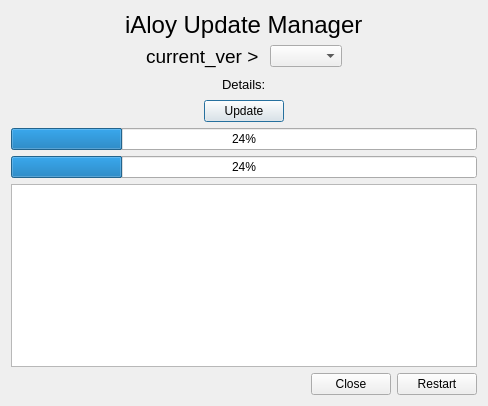
arghyabi/iAloy_old_desktop_app, file resource/ui/update_manager.ui: the form before one commit.
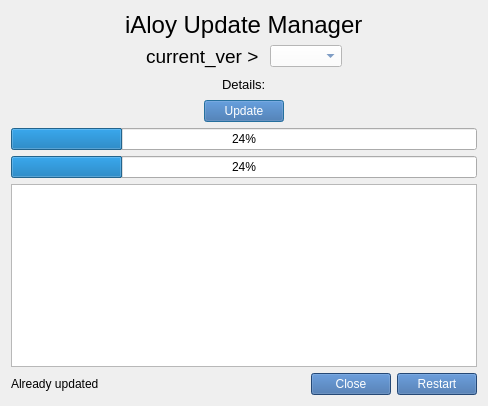
The form after the commit.

Commit message: Phase 1.0.x finally completed [beta], Stable version Update manager updated [downgrade available] Update manager major bug fixed.

The edit to the form file:
```diff
--- a/resource/ui/update_manager.ui
+++ b/resource/ui/update_manager.ui
@@ -97,7 +97,21 @@
       </widget>
      </item>
      <item>
-      <widget class="QComboBox" name="version_list_combo_box"/>
+      <widget class="QComboBox" name="version_list_combo_box">
+       <property name="sizePolicy">
+        <sizepolicy hsizetype="Minimum" vsizetype="Fixed">
+         <horstretch>0</horstretch>
+         <verstretch>0</verstretch>
+        </sizepolicy>
+       </property>
+       <property name="styleSheet">
+        <string notr="true">background-color: rgb(255, 255, 255);
+color: rgb(52, 101, 164);
+
+selection-background-color: rgb(52, 101, 164);
+selection-color: rgb(255, 255, 255);</string>
+       </property>
+      </widget>
      </item>
      <item>
       <spacer name="horizontalSpacer_7">
@@ -173,6 +187,10 @@
      </item>
      <item>
       <widget class="QPushButton" name="update_btn">
+       <property name="styleSheet">
+        <string notr="true">background-color: rgb(52, 101, 164);
+color: rgb(255, 255, 255);</string>
+       </property>
        <property name="text">
         <string>Update</string>
        </property>
@@ -233,6 +251,13 @@
      </item>
      <item>
       <layout class="QHBoxLayout" name="horizontalLayout_2">
+       <item>
+        <widget class="QLabel" name="update_status">
+         <property name="text">
+          <string>Already updated</string>
+         </property>
+        </widget>
+       </item>
        <item>
         <spacer name="horizontalSpacer_2">
          <property name="orientation">
@@ -254,6 +279,10 @@
            <verstretch>0</verstretch>
           </sizepolicy>
          </property>
+         <property name="styleSheet">
+          <string notr="true">background-color: rgb(52, 101, 164);
+color: rgb(255, 255, 255);</string>
+         </property>
          <property name="text">
           <string>Close</string>
          </property>
@@ -261,6 +290,10 @@
        </item>
        <item>
         <widget class="QPushButton" name="restart_btn">
+         <property name="styleSheet">
+          <string notr="true">background-color: rgb(52, 101, 164);
+color: rgb(255, 255, 255);</string>
+         </property>
          <property name="text">
           <string>Restart</string>
          </property>
```
The commit also changes 4 other files.
